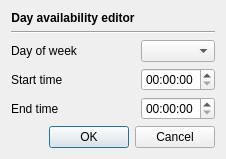
Before: the Qt Designer form plugins/agendaplugin/availabilityeditdialog.ui in FreeHealth/freehealth, drawn with Qt 5.
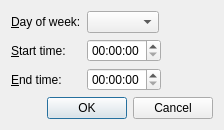
After: the same form once the commit is applied.

Commit message:
Complete rework of availability editor
* rename DayAvailabilityModelPrivate::refreshModel() to resetModel() (Qt
convention)
* rename some vars/methods to more meaningful names or to improve code
style
* fix many bugs and UI glitches
* add possibility to modify existing availabilities
* expand availabilities tree view per default
* typos
* prevent editing availability placeholders
* set day of week in the availability editor dialog
* not possible to have empty availabilities any more. Days of week are
always there as a structure now.
...

Patch:
```diff
--- a/plugins/agendaplugin/availabilityeditdialog.ui
+++ b/plugins/agendaplugin/availabilityeditdialog.ui
@@ -7,73 +7,56 @@
     <x>0</x>
     <y>0</y>
     <width>224</width>
-    <height>141</height>
+    <height>115</height>
    </rect>
   </property>
   <property name="windowTitle">
    <string>Dialog</string>
   </property>
   <layout class="QFormLayout" name="formLayout">
+   <property name="fieldGrowthPolicy">
+    <enum>QFormLayout::ExpandingFieldsGrow</enum>
+   </property>
    <item row="0" column="0">
-    <widget class="QLabel" name="label">
-     <property name="sizePolicy">
-      <sizepolicy hsizetype="Preferred" vsizetype="Fixed">
-       <horstretch>0</horstretch>
-       <verstretch>0</verstretch>
-      </sizepolicy>
-     </property>
-     <property name="font">
-      <font>
-       <weight>75</weight>
-       <bold>true</bold>
-      </font>
-     </property>
+    <widget class="QLabel" name="dayOfWeekLabel">
      <property name="text">
-      <string>Day availability editor</string>
+      <string>&amp;Day of week:</string>
      </property>
-     <property name="alignment">
-      <set>Qt::AlignCenter</set>
+     <property name="buddy">
+      <cstring>dayCombo</cstring>
      </property>
     </widget>
    </item>
-   <item row="1" column="0" colspan="2">
-    <widget class="Line" name="line">
-     <property name="orientation">
-      <enum>Qt::Horizontal</enum>
-     </property>
-    </widget>
-   </item>
-   <item row="2" column="0">
-    <widget class="QLabel" name="label_2">
-     <property name="text">
-      <string>Day of week</string>
-     </property>
-    </widget>
-   </item>
-   <item row="2" column="1">
+   <item row="0" column="1">
     <widget class="QComboBox" name="dayCombo"/>
    </item>
-   <item row="3" column="0">
-    <widget class="QLabel" name="label_3">
+   <item row="1" column="0">
+    <widget class="QLabel" name="startTimeLabel">
      <property name="text">
-      <string>Start time</string>
+      <string>&amp;Start time:</string>
+     </property>
+     <property name="buddy">
+      <cstring>startTime</cstring>
      </property>
     </widget>
    </item>
-   <item row="3" column="1">
+   <item row="1" column="1">
     <widget class="QTimeEdit" name="startTime"/>
    </item>
-   <item row="4" column="0">
-    <widget class="QLabel" name="label_4">
+   <item row="2" column="0">
+    <widget class="QLabel" name="endTimeLabel">
      <property name="text">
-      <string>End time</string>
+      <string>&amp;End time:</string>
+     </property>
+     <property name="buddy">
+      <cstring>endTime</cstring>
      </property>
     </widget>
    </item>
-   <item row="4" column="1">
+   <item row="2" column="1">
     <widget class="QTimeEdit" name="endTime"/>
    </item>
-   <item row="5" column="0" colspan="2">
+   <item row="3" column="0" colspan="2">
     <widget class="QDialogButtonBox" name="buttonBox">
      <property name="orientation">
       <enum>Qt::Horizontal</enum>
```
Left out of the diff: 2 changed lines with no effect on the pictures. The commit also changes 9 other files.
